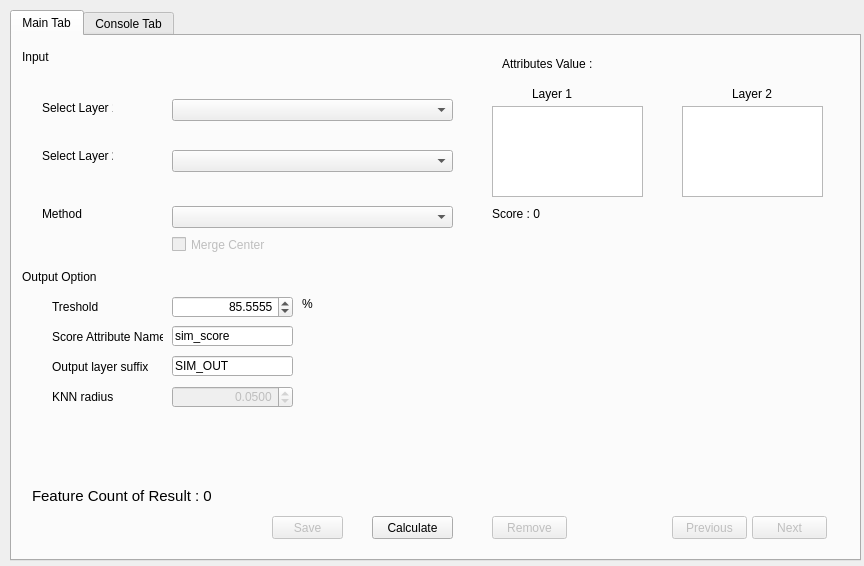
Old version of the form similarity_plugin_dialog_base.ui in the repository panickspa/SimilarityPlugin.
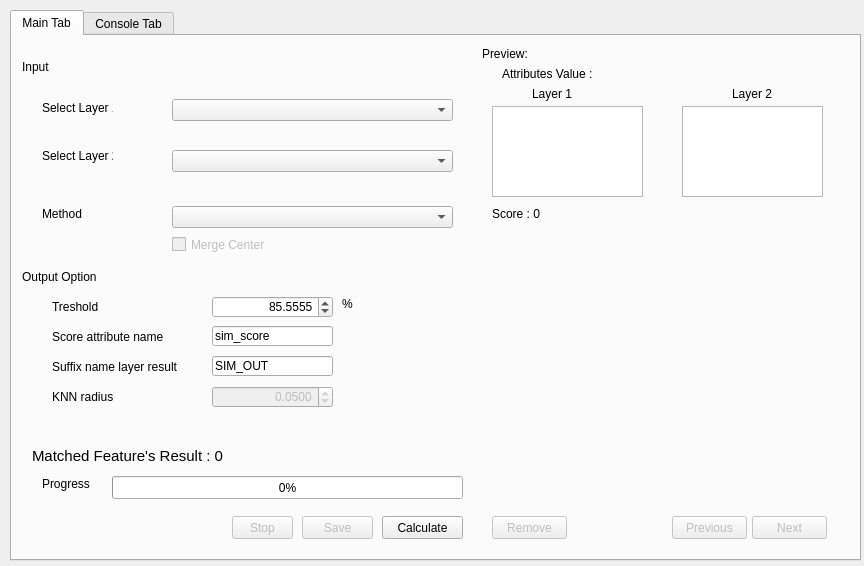
New version of the form. Custom widgets are drawn as their Qt base class.

```diff
--- a/similarity_plugin_dialog_base.ui
+++ b/similarity_plugin_dialog_base.ui
@@ -99,7 +99,7 @@
      </property>
      <property name="geometry">
       <rect>
-       <x>260</x>
+       <x>290</x>
        <y>480</y>
        <width>71</width>
        <height>23</height>
@@ -142,7 +142,7 @@
      <property name="geometry">
       <rect>
        <x>490</x>
-       <y>20</y>
+       <y>30</y>
        <width>101</width>
        <height>16</height>
       </rect>
@@ -155,9 +155,9 @@
      <property name="geometry">
       <rect>
        <x>10</x>
-       <y>0</y>
+       <y>20</y>
        <width>91</width>
-       <height>41</height>
+       <height>21</height>
       </rect>
      </property>
      <property name="text">
@@ -244,7 +244,7 @@
     <widget class="QPushButton" name="calcBtn">
      <property name="geometry">
       <rect>
-       <x>360</x>
+       <x>370</x>
        <y>480</y>
        <width>81</width>
        <height>23</height>
@@ -318,7 +318,7 @@
     <widget class="QLabel" name="percentLabel">
      <property name="geometry">
       <rect>
-       <x>290</x>
+       <x>330</x>
        <y>260</y>
        <width>21</width>
        <height>16</height>
@@ -344,7 +344,7 @@
     <widget class="QLineEdit" name="attrOutLineEdit">
      <property name="geometry">
       <rect>
-       <x>160</x>
+       <x>200</x>
        <y>290</y>
        <width>121</width>
        <height>20</height>
@@ -364,13 +364,13 @@
       </rect>
      </property>
      <property name="text">
-      <string>Score Attribute Name  </string>
+      <string>Score attribute name  </string>
      </property>
     </widget>
     <widget class="QDoubleSpinBox" name="lineEditTreshold">
      <property name="geometry">
       <rect>
-       <x>160</x>
+       <x>200</x>
        <y>260</y>
        <width>121</width>
        <height>22</height>
@@ -394,18 +394,18 @@
       <rect>
        <x>40</x>
        <y>320</y>
-       <width>111</width>
+       <width>131</width>
        <height>21</height>
       </rect>
      </property>
      <property name="text">
-      <string>Output layer suffix</string>
+      <string>Suffix name layer result</string>
      </property>
     </widget>
     <widget class="QLineEdit" name="sufLineEdit">
      <property name="geometry">
       <rect>
-       <x>160</x>
+       <x>200</x>
        <y>320</y>
        <width>121</width>
        <height>20</height>
@@ -419,8 +419,8 @@
      <property name="geometry">
       <rect>
        <x>20</x>
-       <y>450</y>
-       <width>261</width>
+       <y>410</y>
+       <width>431</width>
        <height>20</height>
       </rect>
      </property>
@@ -430,7 +430,7 @@
       </font>
      </property>
      <property name="text">
-      <string>Feature Count of Result : 0</string>
+      <string>Matched Feature's Result : 0</string>
      </property>
     </widget>
     <widget class="QPushButton" name="removeBtn">
@@ -468,7 +468,7 @@
      </property>
      <property name="geometry">
       <rect>
-       <x>160</x>
+       <x>200</x>
        <y>350</y>
        <width>121</width>
        <height>22</height>
@@ -490,6 +490,61 @@
       <double>0.050000000000000</double>
      </property>
     </widget>
+    <widget class="QProgressBar" name="progressBar">
+     <property name="geometry">
+      <rect>
+       <x>100</x>
+       <y>440</y>
+       <width>351</width>
+       <height>23</height>
+      </rect>
+     </property>
+     <property name="value">
+      <number>0</number>
+     </property>
+    </widget>
+    <widget class="QPushButton" name="stopBtn">
+     <property name="enabled">
+      <bool>false</bool>
+     </property>
+     <property name="geometry">
+      <rect>
+       <x>220</x>
+       <y>480</y>
+       <width>61</width>
+       <height>23</height>
+      </rect>
+     </property>
+     <property name="text">
+      <string>Stop</string>
+     </property>
+    </widget>
+    <widget class="QLabel" name="label_7">
+     <property name="geometry">
+      <rect>
+       <x>30</x>
+       <y>440</y>
+       <width>51</width>
+       <height>16</height>
+      </rect>
+     </property>
+     <property name="text">
+      <string>Progress</string>
+     </property>
+    </widget>
+    <widget class="QLabel" name="label_8">
+     <property name="geometry">
+      <rect>
+       <x>470</x>
+       <y>10</y>
+       <width>101</width>
+       <height>16</height>
+      </rect>
+     </property>
+     <property name="text">
+      <string>Preview:</string>
+     </property>
+    </widget>
    </widget>
    <widget class="QWidget" name="consoleTab">
     <property name="enabled">
```
